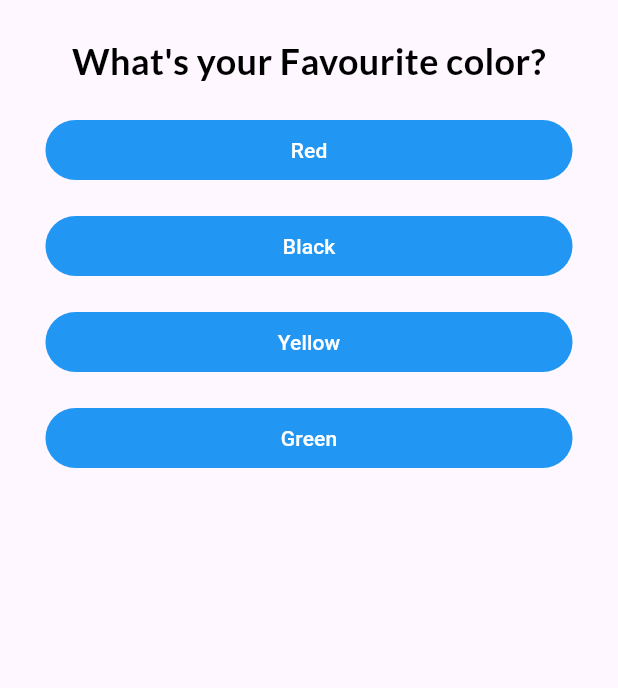
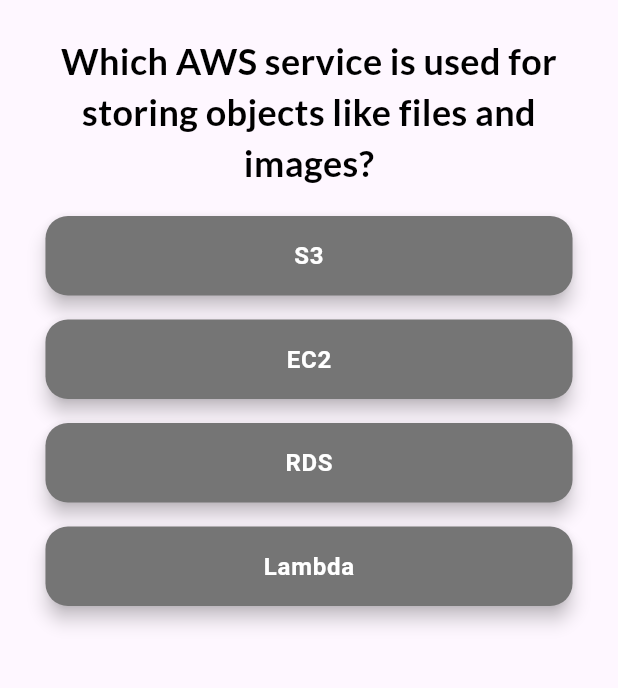
Before and after one commit to felexkuria/quiz_app, a Flutter app: the screen it shows after launch, on a phone screen of 412 x 824 dp, the part 63-751 px from its top. Run offline on Flutter 3.47's test engine with Material 3 defaults, Android fonts, the phone set to English and light mode, and no system bars; our stand-ins replace google_fonts.

Commit message:
finished code

```diff
--- a/lib/data/questions.dart
+++ b/lib/data/questions.dart
@@ -1,28 +1,77 @@
 import '../model/quiz_questions.dart';
 
 List<QuizQuestion> dummyQuestions = [
+  // Basic AWS service question testing knowledge of core services
   QuizQuestion(
-    questionText: "What's your Favourite color?",
-    answerText: ["Red", "Black", "Yellow", "Green"],
-    correctAnswer: 'Red',
+    questionText:
+        "Which AWS service is used for storing objects like files and images?",
+    answerText: ["S3", "EC2", "RDS", "Lambda"],
+    correctAnswer: 'S3',
+    // S3 (Simple Storage Service) is Amazon's object storage service designed to store and retrieve any amount of data
+
+    explanation:
+        'S3 (Simple Storage Service) is Amazon\'s object storage service designed to store and retrieve any amount of data',
   ),
+
+  // Question about AWS compute services
   QuizQuestion(
-      questionText: "What's your Favourite Animal?",
-      answerText: [
-        "Hare",
-        "Lion",
-        "Leopard",
-        "Zebra",
-      ],
-      correctAnswer: 'Hare'),
+    questionText: "Which AWS service provides virtual servers in the cloud?",
+    answerText: [
+      "EC2",
+      "S3",
+      "DynamoDB",
+      "CloudFront",
+    ],
+    correctAnswer: 'EC2',
+    // EC2 (Elastic Compute Cloud) provides resizable compute capacity in the form of virtual servers
+    explanation:
+        'EC2 (Elastic Compute Cloud) provides resizable compute capacity in the form of virtual servers',
+  ),
+
+  // Question about AWS database services
   QuizQuestion(
-    questionText: "When is Your Shift?",
+    questionText: "Which AWS database service is a NoSQL database?",
     answerText: [
-      "Monday",
-      "Tuesday",
-      "Wednesday",
-      "Thursday",
+      "DynamoDB",
+      "RDS",
+      "Aurora",
+      "Redshift",
     ],
-    correctAnswer: 'Monday',
+    correctAnswer: 'DynamoDB',
+    // DynamoDB is Amazon's fully managed NoSQL database service that provides fast and predictable performance
+    explanation:
+        'DynamoDB is Amazon\'s fully managed NoSQL database service that provides fast and predictable performance',
+  ),
+
+  // Question about AWS networking
+  QuizQuestion(
+    questionText:
+        "Which AWS service is used to create isolated networks in the cloud?",
+    answerText: [
+      "VPC",
+      "Route53",
+      "CloudFront",
+      "API Gateway",
+    ],
+    correctAnswer: 'VPC',
+    // VPC (Virtual Private Cloud) lets you provision a logically isolated section of AWS Cloud where you can launch resources
+    explanation:
+        'VPC (Virtual Private Cloud) lets you provision a logically isolated section of AWS Cloud where you can launch resources',
+  ),
+
+  // Question about AWS security
+  QuizQuestion(
+    questionText:
+        "Which AWS service manages access control and user permissions?",
+    answerText: [
+      "IAM",
+      "CloudWatch",
+      "SNS",
+      "SQS",
+    ],
+    correctAnswer: 'IAM',
+    // IAM (Identity and Access Management) enables you to manage access to AWS services and resources securely
+    explanation:
+        'IAM (Identity and Access Management) enables you to manage access to AWS services and resources securely',
   ),
 ];
--- a/lib/model/quiz_questions.dart
+++ b/lib/model/quiz_questions.dart
@@ -1,12 +1,14 @@
 class QuizQuestion {
   String questionText;
   String correctAnswer;
+  String explanation;
   final List<String> answerText;
   // String? shuffledAnswer;
 
   QuizQuestion(
       {required this.questionText,
       required this.answerText,
+      required this.explanation,
       required this.correctAnswer});
 
   List<String> shuffleAnswer() {
--- a/lib/widgets/answer.dart
+++ b/lib/widgets/answer.dart
@@ -1,4 +1,3 @@
-import 'package:flutter/cupertino.dart';
 import 'package:flutter/material.dart';
 
 class Answer extends StatelessWidget {
@@ -17,22 +16,35 @@ class Answer extends StatelessWidget {
     return Container(
       width: double.infinity,
       margin: EdgeInsets.symmetric(horizontal: 20, vertical: 8.0),
-      child: TextButton(
-        onPressed: () {
-          selectedHandler();
-        },
-        style: ButtonStyle(
-          backgroundColor: WidgetStateProperty.all(Colors.blue),
+      child: ElevatedButton(
+        onPressed: selectedHandler,
+        style: ElevatedButton.styleFrom(
+          foregroundColor: Colors.white,
+          backgroundColor: Colors.grey.shade600,
+          padding: EdgeInsets.symmetric(vertical: 15),
+          shape: RoundedRectangleBorder(
+            borderRadius: BorderRadius.circular(15),
+          ),
+          elevation: 5,
         ),
         child: Column(
           children: [
             Text(
               answer,
-              style: TextStyle(color: Colors.white),
+              style: TextStyle(
+                color: Colors.white,
+                fontSize: 16,
+                fontWeight: FontWeight.w600,
+                letterSpacing: 0.5,
+              ),
             ),
             // Text(
             //   score,
-            //   style: TextStyle(color: Colors.white),
+            //   style: TextStyle(
+            //     color: Colors.white70,
+            //     fontSize: 14,
+            //     fontWeight: FontWeight.w400,
+            //   ),
             // ),
           ],
         ),
--- a/pubspec.yaml
+++ b/pubspec.yaml
@@ -4,7 +4,7 @@ publish_to: 'none'
 version: 1.0.0+1
 
 environment:
-  sdk: ">=2.12.0 <3.0.0"
+  sdk: ">=2.17.0 <3.0.0"
 
 dependencies:
   cupertino_icons: ^1.0.2
```
Also changed, not shown: lib/screens/homePage.dart (+9 -0 lines), lib/screens/result_screen.dart (+39 -7 lines), lib/widgets/question_summary.dart (added, +86 -0 lines).
